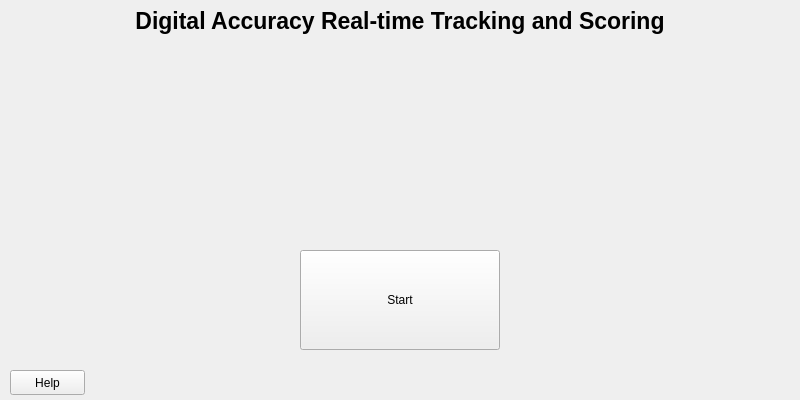
Qt form scoring/ui/idle_start_display.ui (kparlak/dart-scoring-system) before a commit.
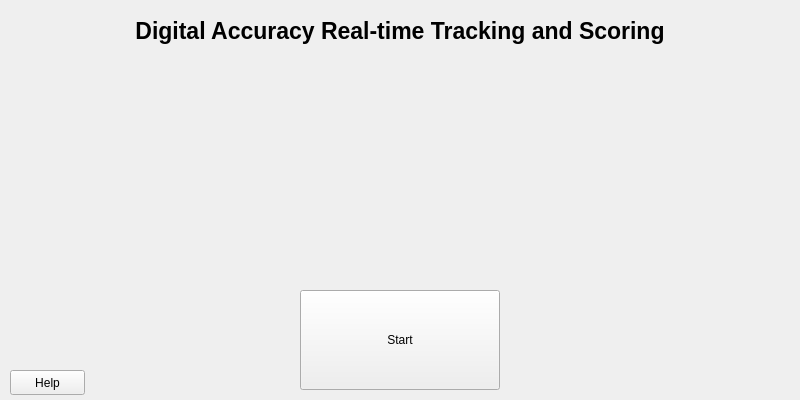
The same form after that commit. Icons and pictures are not drawn.

Commit message: Add new animation and display

Patch:
```diff
--- a/scoring/ui/idle_start_display.ui
+++ b/scoring/ui/idle_start_display.ui
@@ -22,7 +22,7 @@
     <property name="geometry">
      <rect>
       <x>300</x>
-      <y>250</y>
+      <y>290</y>
       <width>200</width>
       <height>100</height>
      </rect>
@@ -48,7 +48,7 @@
     <property name="geometry">
      <rect>
       <x>0</x>
-      <y>0</y>
+      <y>10</y>
       <width>800</width>
       <height>41</height>
      </rect>
@@ -70,10 +70,10 @@
    <widget class="QLabel" name="movieLabel">
     <property name="geometry">
      <rect>
-      <x>300</x>
-      <y>40</y>
-      <width>200</width>
-      <height>200</height>
+      <x>290</x>
+      <y>50</y>
+      <width>230</width>
+      <height>230</height>
      </rect>
     </property>
     <property name="text">
```
The commit also changes 2 other files.
